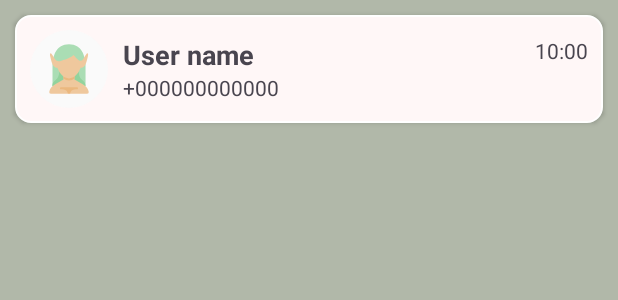
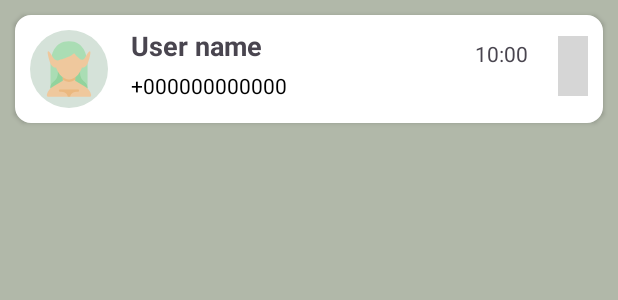
Before and after one commit to djixx/LeafingApp, an Android app: the layout recent_chat_recycler_row.xml on its own in the app's theme, with its tools: preview values and no code run, on a phone screen of 412 x 824 dp. Shown: the top 300 px of the screen. Run offline under Robolectric (Android 15) with nearby library versions, the light colour scheme and no system bars; grey boxes are pictures that could not be loaded.

Commit message:
Bez delete button funkcionalnosti

```diff
--- a/app/src/main/java/com/example/leafingapp/adapter/RecentChatRecyclerAdapter.java
+++ b/app/src/main/java/com/example/leafingapp/adapter/RecentChatRecyclerAdapter.java
@@ -6,6 +6,7 @@ import android.net.Uri;
 import android.view.LayoutInflater;
 import android.view.View;
 import android.view.ViewGroup;
+import android.widget.ImageButton;
 import android.widget.ImageView;
 import android.widget.TextView;
 
@@ -80,6 +81,7 @@ public class RecentChatRecyclerAdapter extends FirestoreRecyclerAdapter<ChatRoom
         TextView lastMessageText;
         TextView lastMessageTime;
         ImageView profilePic;
+        ImageButton delete_chat;
 
         public ChatroomModelViewHolder(@NonNull View itemView) {
             super(itemView);
@@ -87,6 +89,7 @@ public class RecentChatRecyclerAdapter extends FirestoreRecyclerAdapter<ChatRoom
             lastMessageText = itemView.findViewById(R.id.last_message_text);
             lastMessageTime = itemView.findViewById(R.id.last_message_time_text);
             profilePic = itemView.findViewById(R.id.profile_pictur_image_view);
+            delete_chat = itemView.findViewById(R.id.delete_chat);
         }
     }
 
--- a/app/src/main/res/drawable/edit_text_rounded_corner.xml
+++ b/app/src/main/res/drawable/edit_text_rounded_corner.xml
@@ -3,5 +3,5 @@
 
     <stroke android:width="1dp" android:color="@color/white"/>
     <corners android:radius="10dp"/>
-    <solid android:color="#FFF7F7"/>
+    <solid android:color="#ffffff"/>
 </shape>
--- a/app/src/main/res/layout/profile_picture.xml
+++ b/app/src/main/res/layout/profile_picture.xml
@@ -6,12 +6,12 @@
 
     <ImageView
         android:id="@+id/profile_pictur_image_view"
-        android:layout_width="52dp"
+        android:layout_width="54dp"
         android:layout_height="52dp"
         android:layout_centerInParent="true"
         android:background="@drawable/circural_bg"
-        android:backgroundTint="@color/off_white"
-        android:padding="4dp"
+        android:backgroundTint="#d5e2d9"
+        android:padding="1dp"
         android:src="@drawable/elf_character_icon" />
 
 </RelativeLayout>
--- a/app/src/main/res/layout/recent_chat_recycler_row.xml
+++ b/app/src/main/res/layout/recent_chat_recycler_row.xml
@@ -5,43 +5,68 @@
     xmlns:tools="http://schemas.android.com/tools"
     android:background="@drawable/edit_text_rounded_corner"
     android:layout_margin="10dp"
-    android:elevation="2dp">
+    android:elevation="2dp"
+    android:gravity="center_vertical">
 
     <include layout="@layout/profile_picture"
         android:layout_width="52dp"
         android:layout_height="52dp"
-        android:layout_gravity="center"
-        android:layout_margin="10dp"
-        />
+        android:layout_margin="10dp"/>
 
     <LinearLayout
-        android:layout_width="match_parent"
+        android:layout_width="0dp"
         android:layout_height="wrap_content"
         android:orientation="vertical"
-        android:layout_gravity="center">
+        android:layout_weight="1">
+
         <RelativeLayout
             android:layout_width="match_parent"
             android:layout_height="wrap_content">
+
             <TextView
+                android:id="@+id/user_name_text"
                 android:layout_width="wrap_content"
                 android:layout_height="wrap_content"
-                tools:text="User name"
+                android:layout_marginStart="5dp"
+                android:layout_marginTop="5dp"
+                android:layout_marginEnd="5dp"
+                android:layout_marginBottom="2dp"
                 android:textSize="18sp"
                 android:textStyle="bold"
-                android:id="@+id/user_name_text"/>
+                tools:text="User name" />
+
             <TextView
                 android:layout_width="wrap_content"
                 android:layout_height="wrap_content"
                 tools:text="10:00"
                 android:layout_alignParentEnd="true"
+                android:layout_marginTop="13dp"
                 android:layout_marginEnd="10dp"
                 android:id="@+id/last_message_time_text"/>
+
         </RelativeLayout>
 
         <TextView
+            android:id="@+id/last_message_text"
             android:layout_width="wrap_content"
             android:layout_height="wrap_content"
-            tools:text="+000000000000"
-            android:id="@+id/last_message_text"/>
+            android:layout_marginTop="2dp"
+            android:layout_marginBottom="12dp"
+            android:layout_marginLeft="5dp"
+            android:textColor="@android:color/black"
+            tools:text="+000000000000" />
+
     </LinearLayout>
+
+    <ImageButton
+        android:id="@+id/delete_chat"
+        android:layout_width="20dp"
+        android:layout_height="40dp"
+        android:layout_marginBottom="2dp"
+        android:layout_marginLeft="10dp"
+        android:layout_marginRight="10dp"
+        android:background="?attr/selectableItemBackgroundBorderless"
+        android:padding="2dp"
+        android:src="@drawable/baseline_delete_outline" />
+
 </LinearLayout>
```
